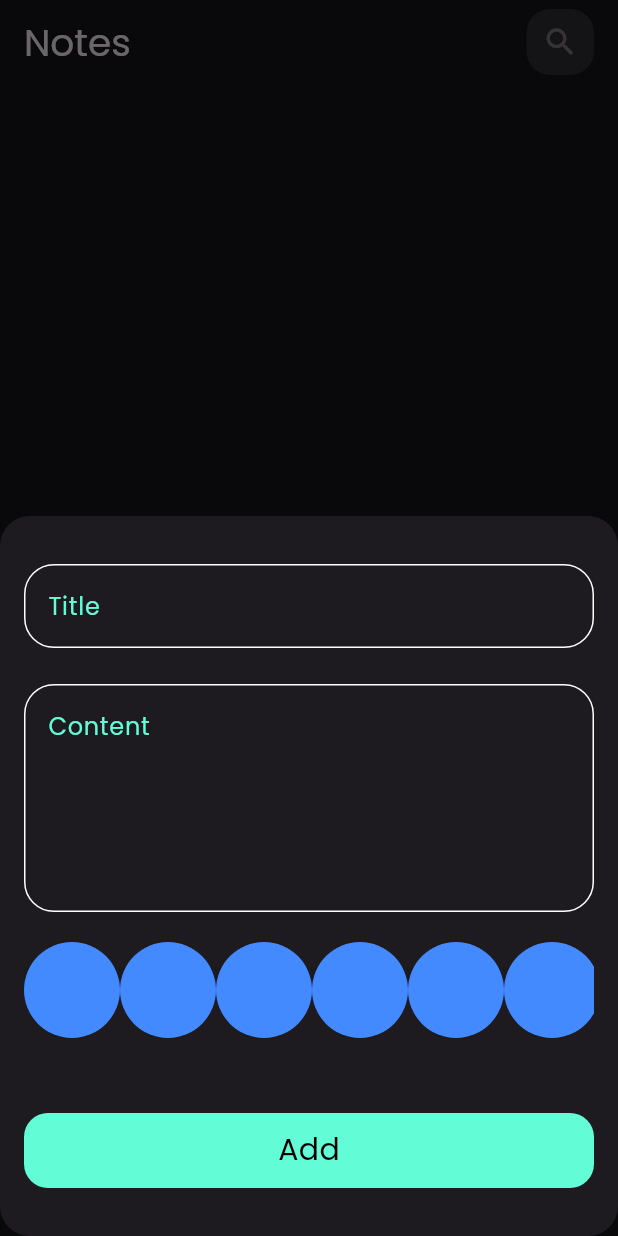
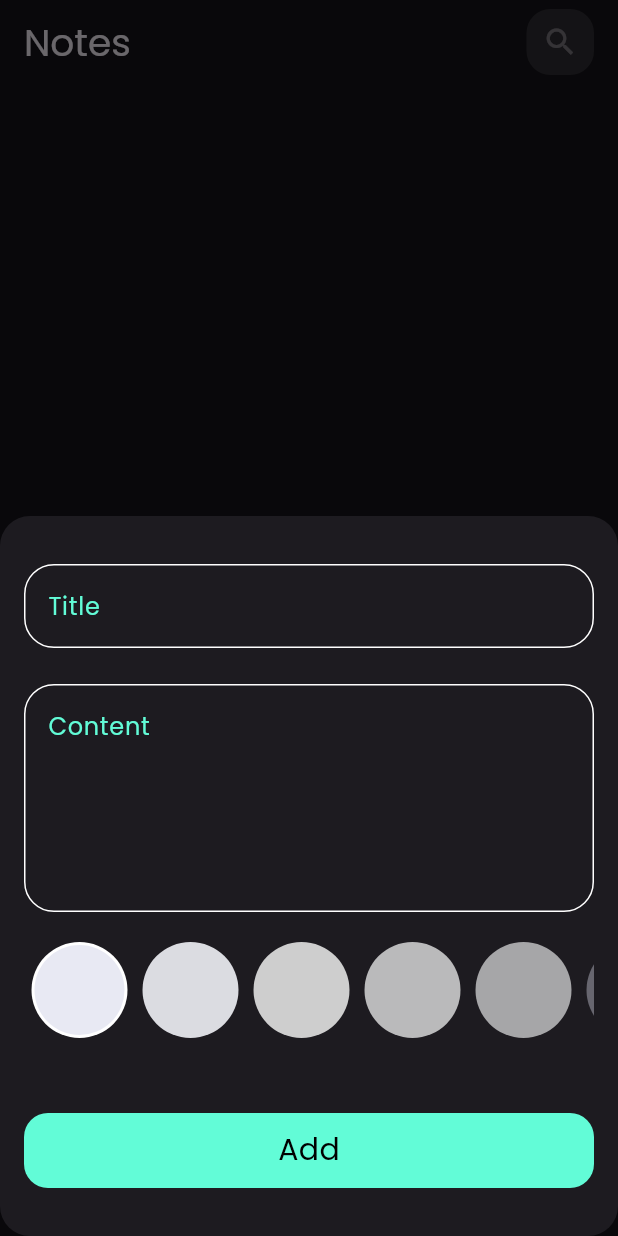
Before and after one commit to RamezNasser5/notes_app, a Flutter app: the screen it shows after launch, after a tap on the "add" icon, on a phone screen of 412 x 824 dp. Run offline on Flutter 3.47's test engine with Material 3 defaults, Android fonts, the phone set to English and light mode, and no system bars; our stand-ins replace bloc, flutter_bloc, hive, hive_flutter; accounts and stored records are empty.

Commit message:
colors picker part 2

```diff
--- a/lib/widgets/colors_bicker.dart
+++ b/lib/widgets/colors_bicker.dart
@@ -1,20 +1,55 @@
 import 'package:flutter/material.dart';
 
 class ColorItem extends StatelessWidget {
-  const ColorItem({super.key});
+  const ColorItem({super.key, required this.isPicked, required this.color});
+  final bool isPicked;
+  final Color color;
 
   @override
   Widget build(BuildContext context) {
-    return const CircleAvatar(
-      radius: 32,
-      backgroundColor: Colors.blueAccent,
-    );
+    return isPicked
+        ? Padding(
+            padding: const EdgeInsets.symmetric(horizontal: 5.0),
+            child: CircleAvatar(
+              radius: 32,
+              backgroundColor: Colors.white,
+              child: CircleAvatar(
+                radius: 30,
+                backgroundColor: color,
+              ),
+            ),
+          )
+        : Padding(
+            padding: const EdgeInsets.symmetric(horizontal: 5.0),
+            child: CircleAvatar(
+              radius: 32,
+              backgroundColor: color,
+            ),
+          );
   }
 }
 
-class ColorListView extends StatelessWidget {
+class ColorListView extends StatefulWidget {
   const ColorListView({super.key});
 
+  @override
+  State<ColorListView> createState() => _ColorListViewState();
+}
+
+class _ColorListViewState extends State<ColorListView> {
+  int currentIndex = 0;
+  List<Color> colors = const [
+    Color(0xFFe8e9f3),
+    Color(0xFFdbdce1),
+    Color(0xFFcecece),
+    Color(0xFFbababb),
+    Color(0xFFa6a6a8),
+    Color(0xFF67666f),
+    Color(0xFF474652),
+    Color(0xFF272635),
+    Color(0xFF3b3a47),
+    Color(0xFF4d4c58),
+  ];
   @override
   Widget build(BuildContext context) {
     return Padding(
@@ -26,7 +61,16 @@ class ColorListView extends StatelessWidget {
           itemCount: 10,
           scrollDirection: Axis.horizontal,
           itemBuilder: (context, index) {
-            return const ColorItem();
+            return GestureDetector(
+              onTap: () {
+                currentIndex = index;
+                setState(() {});
+              },
+              child: ColorItem(
+                color: colors[index],
+                isPicked: currentIndex == index,
+              ),
+            );
           },
         ),
       ),
```
